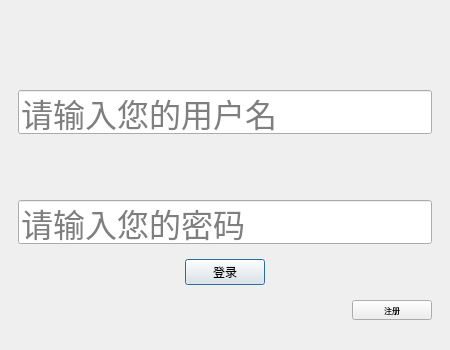
Before: the Qt Designer form digitalIntegration/LoginDialog.ui in jiaqingguo/DI, drawn with Qt 5.
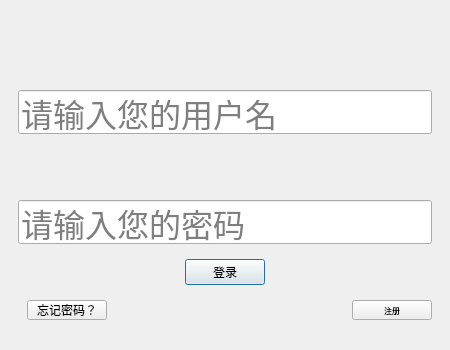
After: the same form once the commit is applied.

What changed in the file:
```diff
--- a/digitalIntegration/LoginDialog.ui
+++ b/digitalIntegration/LoginDialog.ui
@@ -256,6 +256,13 @@
              <property name="bottomMargin">
               <number>0</number>
              </property>
+             <item>
+              <widget class="QPushButton" name="btnForgetPassword">
+               <property name="text">
+                <string>忘记密码？</string>
+               </property>
+              </widget>
+             </item>
              <item>
               <spacer name="horizontalSpacer_6">
                <property name="orientation">
```
